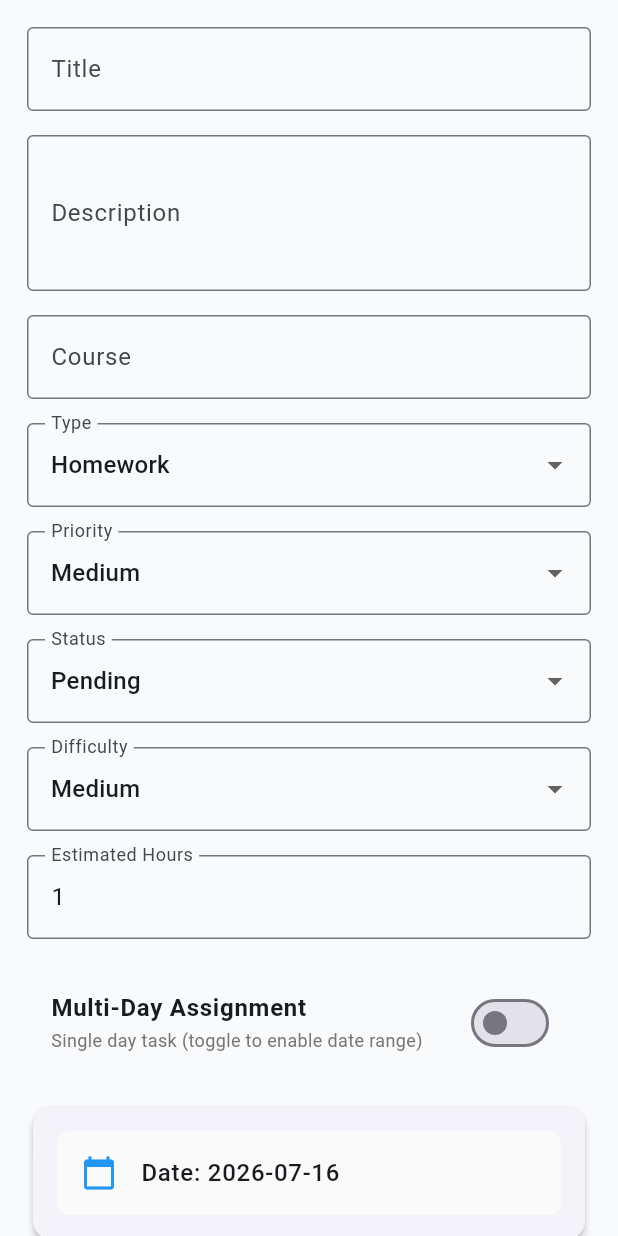
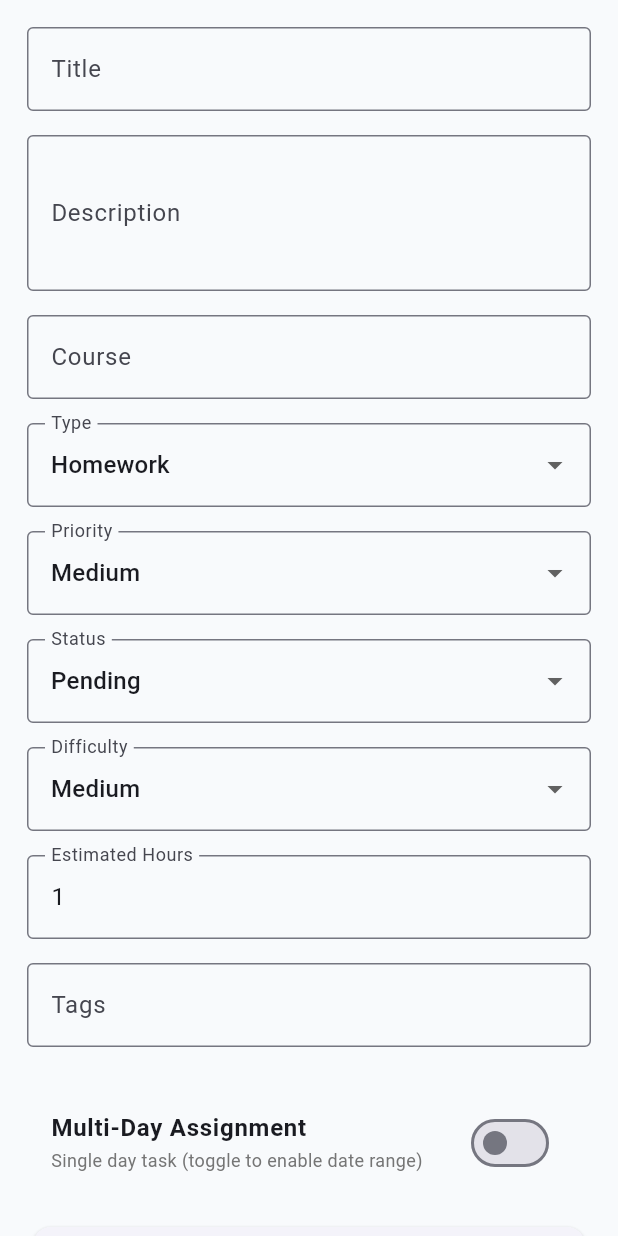
Before and after one commit to ShadhirFawz/studysphere, a Flutter app: the AssignmentForm widget shown alone on an empty page, opened directly with empty values, on a phone screen of 412 x 824 dp. Run offline on Flutter 3.47's test engine with Material 3 defaults, Android fonts, the phone set to English and light mode, and no system bars; our stand-ins replace cloud_firestore, dio, equatable, firebase_auth, firebase_core, flutter_riverpod and 2 more; missing offline and left inert: file_selector; accounts and stored records are empty; generated files the repository leaves out were written again.

```diff
--- a/lib/features/assignments/presentation/widgets/assignment_form.dart
+++ b/lib/features/assignments/presentation/widgets/assignment_form.dart
@@ -10,6 +10,7 @@ import '../../data/models/assignment_checklist_item.dart';
 import '../../data/models/assignment_model.dart';
 import '../../data/models/assignment_tag.dart';
 import 'assignment_attachment_card.dart';
+import '../widgets/tag_input_field.dart';
 
 class AssignmentForm extends ConsumerStatefulWidget {
   final AssignmentModel? assignment;
@@ -32,6 +33,7 @@ class _AssignmentFormState extends ConsumerState<AssignmentForm> {
   List<File> selectedFiles = [];
 
   List<AssignmentAttachment> uploadedAttachments = [];
+  List<AssignmentTag> tags = [];
 
   late final TextEditingController titleController;
   late final TextEditingController descriptionController;
@@ -71,6 +73,7 @@ class _AssignmentFormState extends ConsumerState<AssignmentForm> {
       priority = assignment.priority;
       status = assignment.status;
       difficulty = assignment.difficulty;
+      tags = List.from(assignment.tags);
 
       startDate = assignment.startDate.toDate();
       dueDate = assignment.dueDate.toDate();
@@ -192,11 +195,11 @@ class _AssignmentFormState extends ConsumerState<AssignmentForm> {
       status: status,
       difficulty: difficulty,
       estimatedHours: double.tryParse(estimatedHoursController.text) ?? 1,
+      tags: tags,
       startDate: Timestamp.fromDate(isMultiDay ? startDate : selectedDate),
       dueDate: Timestamp.fromDate(isMultiDay ? dueDate : selectedDate),
       isMultiDay: isMultiDay,
       checklist: widget.assignment?.checklist ?? <AssignmentChecklistItem>[],
-      tags: widget.assignment?.tags ?? <AssignmentTag>[],
       notes: notesController.text.trim(),
       attachments: uploadedAttachments,
       createdAt: widget.assignment?.createdAt ?? now,
@@ -352,6 +355,18 @@ class _AssignmentFormState extends ConsumerState<AssignmentForm> {
               labelText: "Estimated Hours",
               border: OutlineInputBorder(),
             ),
+          ),
+
+          const SizedBox(height: 16),
+
+          // Tags Input
+          TagInputField(
+            tags: tags,
+            onTagsChanged: (updatedTags) {
+              setState(() {
+                tags = updatedTags;
+              });
+            },
           ),
 
           const SizedBox(height: 20),
--- /dev/null
+++ b/lib/features/assignments/presentation/widgets/tag_input_field.dart
@@ -0,0 +1,90 @@
+import 'package:flutter/material.dart';
+import 'package:flutter_riverpod/flutter_riverpod.dart';
+
+import '../../data/models/assignment_tag.dart';
+import 'tag_chip.dart';
+
+class TagInputField extends ConsumerStatefulWidget {
+  final List<AssignmentTag> tags;
+  final ValueChanged<List<AssignmentTag>> onTagsChanged;
+
+  const TagInputField({
+    super.key,
+    required this.tags,
+    required this.onTagsChanged,
+  });
+
+  @override
+  ConsumerState<TagInputField> createState() => _TagInputFieldState();
+}
+
+class _TagInputFieldState extends ConsumerState<TagInputField> {
+  final _controller = TextEditingController();
+  final _focusNode = FocusNode();
+
+  @override
+  void dispose() {
+    _controller.dispose();
+    _focusNode.dispose();
+    super.dispose();
+  }
+
+  void _addTag(String input) {
+    final trimmed = input.trim();
+    if (trimmed.isEmpty) return;
+
+    // Check if tag already exists
+    if (widget.tags.any((t) => t.name.toLowerCase() == trimmed.toLowerCase())) {
+      return;
+    }
+
+    final newTag = AssignmentTag(name: trimmed);
+    final updatedTags = [...widget.tags, newTag];
+    widget.onTagsChanged(updatedTags);
+    _controller.clear();
+  }
+
+  void _removeTag(AssignmentTag tag) {
+    final updatedTags = widget.tags.where((t) => t.name != tag.name).toList();
+    widget.onTagsChanged(updatedTags);
+  }
+
+  @override
+  Widget build(BuildContext context) {
+    return Column(
+      crossAxisAlignment: CrossAxisAlignment.start,
+      children: [
+        // Input Field
+        TextFormField(
+          controller: _controller,
+          focusNode: _focusNode,
+          decoration: InputDecoration(
+            labelText: "Tags",
+            hintText: "Type a tag and press enter",
+            border: const OutlineInputBorder(),
+            suffixIcon: _controller.text.isNotEmpty
+                ? IconButton(
+                    icon: const Icon(Icons.add),
+                    onPressed: () {
+                      _addTag(_controller.text);
+                    },
+                  )
+                : null,
+          ),
+          onFieldSubmitted: _addTag,
+        ),
+        const SizedBox(height: 8),
+
+        // Tag Chips
+        if (widget.tags.isNotEmpty)
+          Wrap(
+            spacing: 6,
+            runSpacing: 6,
+            children: widget.tags.map((tag) {
+              return TagChip(tag: tag, onDelete: () => _removeTag(tag));
+            }).toList(),
+          ),
+      ],
+    );
+  }
+}
```
Also changed, not shown: lib/features/assignments/presentation/widgets/assignment_card.dart (+49 -0 lines), lib/features/assignments/presentation/widgets/assignment_search_delegate.dart (added, +203 -0 lines), lib/features/assignments/presentation/widgets/tag_chip.dart (added, +108 -0 lines).
